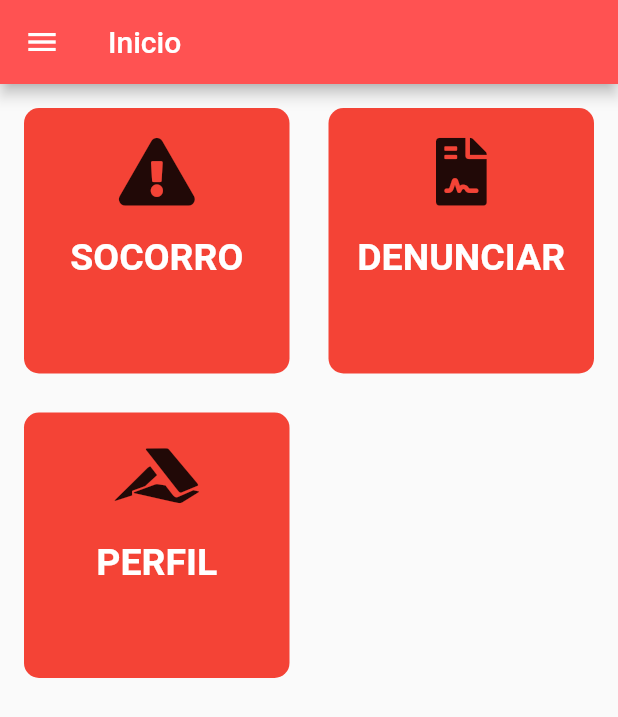
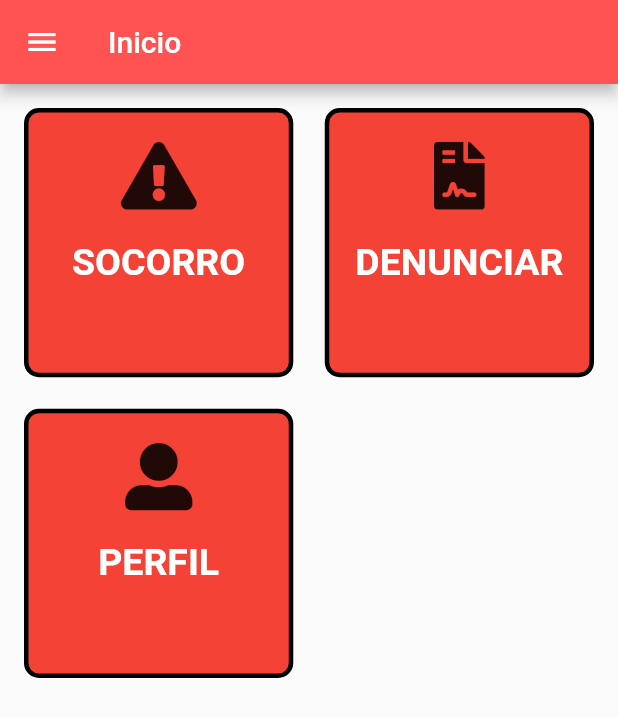
Before and after one commit to andreganda/APP_VITORIA_FORTE_FLUTTER, a Flutter app: the HomePage screen opened directly, on a phone screen of 412 x 824 dp. Shown: the top 717 px of the screen. Run offline on Flutter 3.47's test engine with Material 2 defaults, Android fonts, the phone set to English and light mode, and no system bars; our stand-ins replace brasil_fields, flutter_zoom_drawer, font_awesome_flutter, image_cropper, image_picker, shared_preferences; missing offline and left inert: dart:html, signalr_client; accounts and stored records are empty.

Commit message:
Alteração na HOME

```diff
--- a/lib/pages/home/home-page.dart
+++ b/lib/pages/home/home-page.dart
@@ -27,15 +27,15 @@ class _HomePageState extends State<HomePage> {
           child: GridView.count(
             //primary: false,
             //padding: const EdgeInsets.all(20),
-            crossAxisSpacing: 10,
-            mainAxisSpacing: 10,
+            crossAxisSpacing: 5,
+            mainAxisSpacing: 5,
             crossAxisCount: 2,
             children: <Widget>[
               _buildContainer(
                   context, 'SOCORRO', FontAwesomeIcons.exclamationTriangle, 1),
               _buildContainer(
                   context, 'DENUNCIAR', FontAwesomeIcons.fileContract, 2),
-              _buildContainer(context, 'PERFIL', FontAwesomeIcons.accusoft, 3),
+              _buildContainer(context, 'PERFIL', FontAwesomeIcons.userAlt, 3),
             ],
           ),
         ),
@@ -52,7 +52,7 @@ Widget _buildContainer(
       onTap: () {
         Navigator.of(context).pushReplacement(MaterialPageRoute(
             builder: (context) => IndexPage(
-                  currentPage: 1,
+                  currentPage: page,
                 )));
       },
       child: Container(
@@ -60,6 +60,10 @@ Widget _buildContainer(
         width: 200,
         decoration: BoxDecoration(
           color: Colors.red,
+          border: Border.all(
+            color: Colors.black,
+            width: 3,
+          ),
           borderRadius: BorderRadius.circular(10),
         ),
         child: Column(
```
